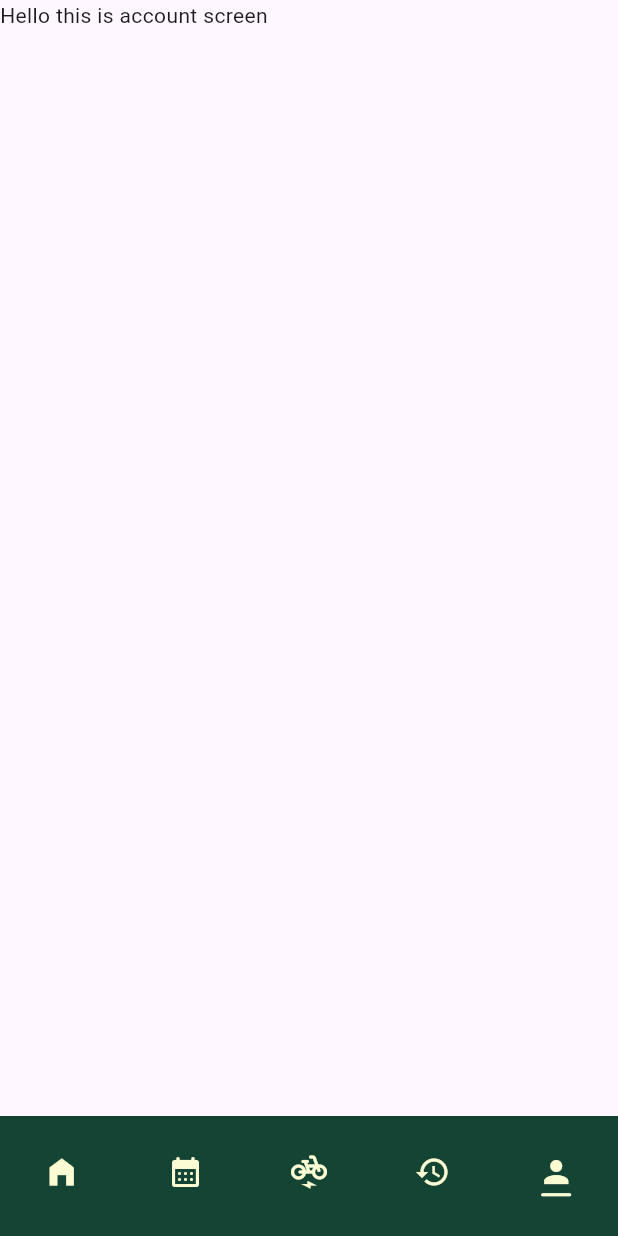
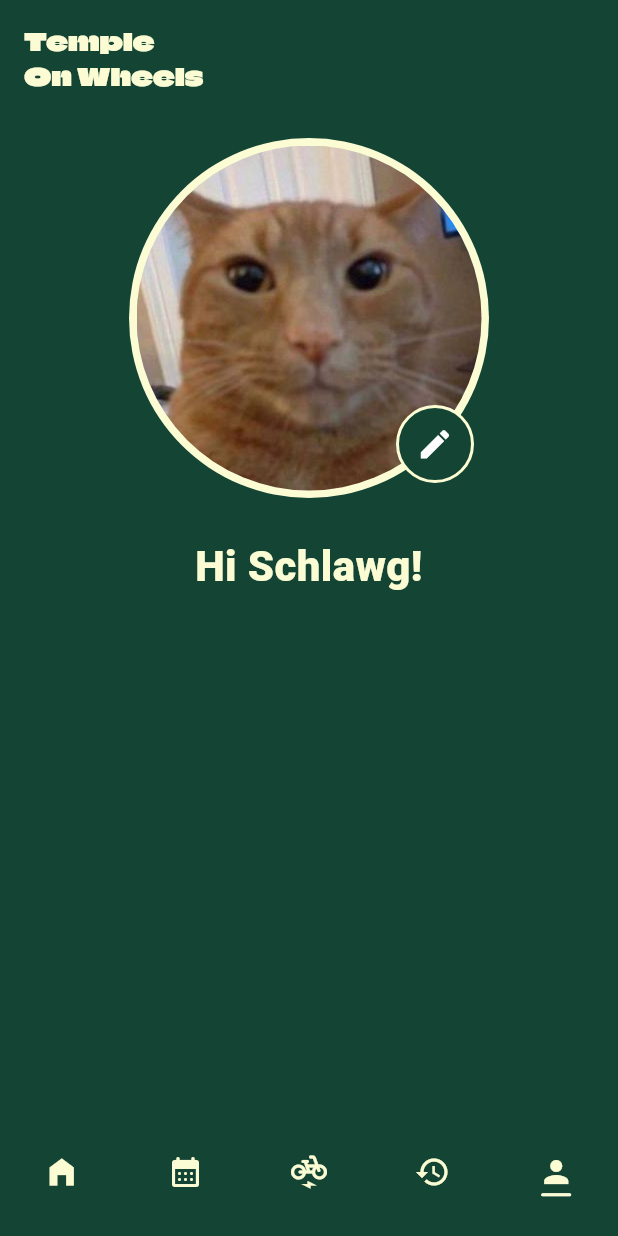
Before and after one commit to Sovichet-Rathanak/Temple-On-Wheel, a Flutter app: the screen it shows after launch, item 5 of the bottom bar chosen, on a phone screen of 412 x 824 dp. Run offline on Flutter 3.47's test engine with Material 3 defaults, Android fonts, the phone set to English and light mode, and no system bars.

Commit message:
added account avatar

```diff
--- a/lib/screens/account_screen.dart
+++ b/lib/screens/account_screen.dart
@@ -1,13 +1,92 @@
 import 'package:flutter/material.dart';
+import 'package:temple_on_wheel/constants/theme.dart';
 
 class AccountScreen extends StatelessWidget {
   const AccountScreen({super.key});
 
   @override
   Widget build(BuildContext context) {
-    return ListView(
+    return Stack(
       children: [
-        Text("Hello this is account screen")
+        Container(
+          color: kMainThemeColor,
+          child: SafeArea(
+            child: ListView(
+              padding: const EdgeInsets.all(16),
+              children: [
+                //Heading
+                Text(
+                  "Temple \nOn Wheels",
+                  softWrap: true,
+                  style: TextStyle(
+                    color: kSecondaryThemeColor,
+                    fontFamily: "ClimateCrisis",
+                    fontSize: 16,
+                  ),
+                ),
+
+                //Avatar
+                Stack(
+                  alignment: Alignment.center,
+                  children: [
+                    Container(
+                      margin: EdgeInsets.only(top: 30),
+                      child: CircleAvatar(
+                        backgroundColor: kSecondaryThemeColor,
+                        radius: 120,
+                        child: CircleAvatar(
+                          backgroundColor: kSecondaryThemeColor,
+                          backgroundImage: AssetImage(
+                            'assets/images/orang.jpg',
+                          ),
+                          radius: 115,
+                        ),
+                      ),
+                    ),
+                    Positioned(
+                      bottom: 10,
+                      right: 80,
+                      child: Container(
+                        decoration: BoxDecoration(
+                          color: kMainThemeColor,
+                          border: Border.all(
+                            color: kSecondaryThemeColor,
+                            width: 2,
+                          ),
+                          borderRadius: BorderRadius.all(Radius.circular(30)),
+                        ),
+                        child: IconButton(
+                          onPressed: () {
+                            print("Do something XDD");
+                          },
+                          icon: Icon(Icons.edit),
+                          color: Colors.white,
+                          iconSize: 25,
+                        ),
+                      ),
+                    ),
+                  ],
+                ),
+
+                SizedBox(height: 25),
+
+                Text(
+                  "Hi Schlawg!",
+                  textAlign: TextAlign.center,
+                  style: TextStyle(
+                    fontWeight: FontWeight.w900,
+                    color: kSecondaryThemeColor,
+                    fontSize: 28
+                  ),
+                ),
+
+                Container(
+
+                )
+              ],
+            ),
+          ),
+        ),
       ],
     );
   }
```
Also changed, not shown: pubspec.yaml (+6 -9 lines), assets/images/orang.jpg (added), pubspec.lock.
